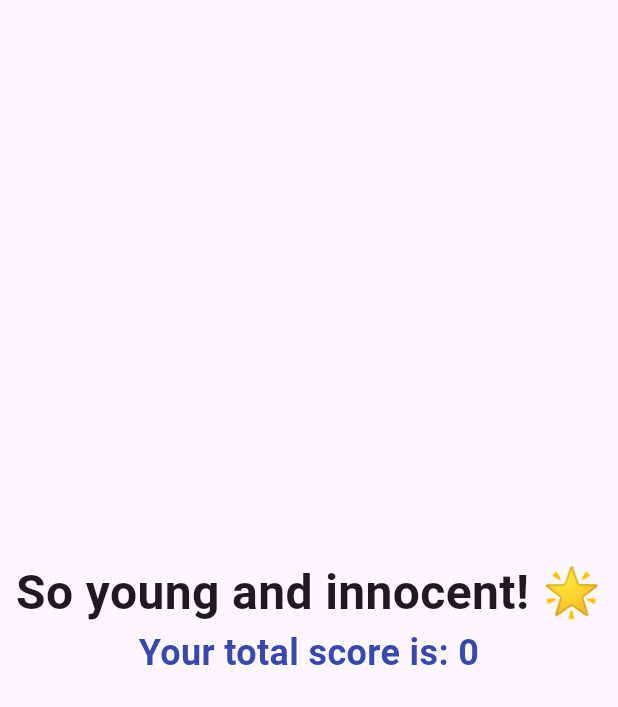
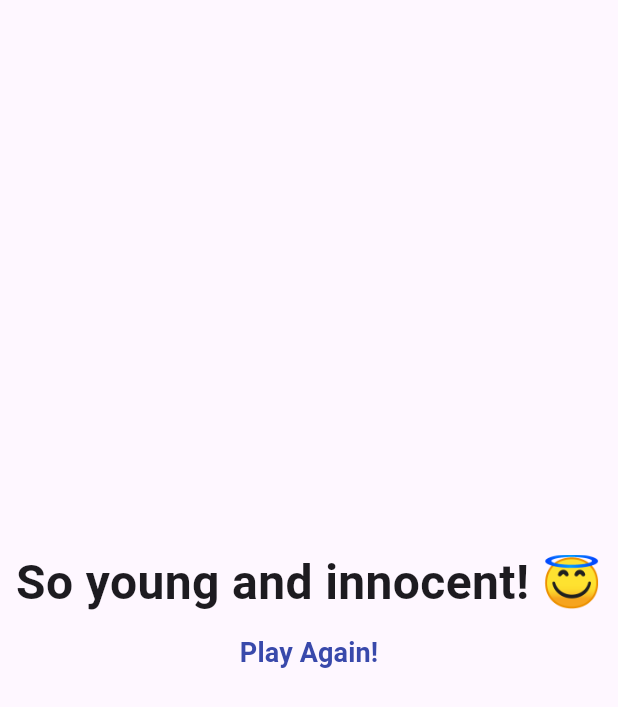
Before and after one commit to aureliojoseph/questions_app, a Flutter app: the ResultsWidget widget shown alone on an empty page, opened directly with empty values, on a phone screen of 412 x 824 dp. Shown: the top 707 px of the screen. Run offline on Flutter 3.47's test engine with Material 3 defaults, Android fonts, the phone set to English and light mode, and no system bars.

Commit message:
feat: include reset functionality and enhance result phrases

```diff
--- a/lib/widgets/results_widget.dart
+++ b/lib/widgets/results_widget.dart
@@ -1,17 +1,18 @@
 import 'package:flutter/material.dart';
 
 class ResultsWidget extends StatelessWidget {
-  const ResultsWidget(this.totalScore, {super.key});
+  const ResultsWidget(this.totalScore, this.resetQuestionsForm, {super.key});
   final int totalScore;
+  final void Function() resetQuestionsForm;
 
   String get resultPhrase {
     String resultText;
     if (totalScore < 20) {
-      resultText = 'So young and innocent! 🌟';
+      resultText = 'So young and innocent! 😇';
     } else if (totalScore < 30) {
-      resultText = 'Pretty likeable! 😊';
+      resultText = 'You are awsome! 😎';
     } else if (totalScore < 40) {
-      resultText = 'You are... strange?! 🤔';
+      resultText = 'You are... strange?! 🧐';
     } else {
       resultText = 'Maybe try new things?! 🌈';
     }
@@ -29,13 +30,15 @@ class ResultsWidget extends StatelessWidget {
             textAlign: TextAlign.center,
             style: TextStyle(fontSize: 32, fontWeight: FontWeight.bold),
           ),
-          Text(
-            'Your total score is: $totalScore',
-            textAlign: TextAlign.center,
-            style: TextStyle(
-              fontSize: 24,
-              fontWeight: FontWeight.bold,
-              color: Colors.indigo.shade600,
+          TextButton(
+            onPressed: resetQuestionsForm,
+            child: Text(
+              'Play Again!',
+              style: TextStyle(
+                fontSize: 18,
+                fontWeight: FontWeight.bold,
+                color: Colors.indigo.shade600,
+              ),
             ),
           ),
         ],
```
